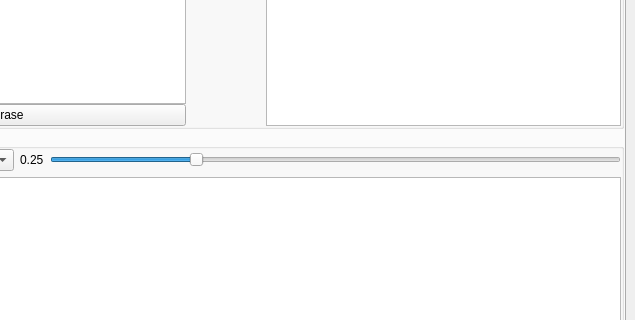
The window that visionUI/mainwindow.ui (yquemener/OpenArmVision) describes before a commit, drawn with Qt 5; both pictures show x 528 to 1163 and y 274 to 594 of the 1163 by 759 pixel window.
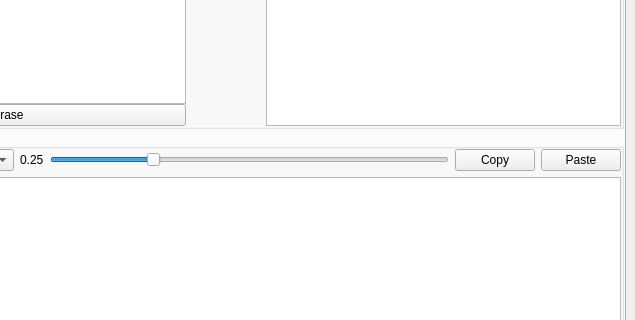
The same window after the commit.

Commit message: WIP: Copy paste annotations

```diff
--- a/visionUI/mainwindow.ui
+++ b/visionUI/mainwindow.ui
@@ -500,6 +500,20 @@
                 </property>
                </widget>
               </item>
+              <item>
+               <widget class="QPushButton" name="copyButton">
+                <property name="text">
+                 <string>Copy</string>
+                </property>
+               </widget>
+              </item>
+              <item>
+               <widget class="QPushButton" name="pasteButton">
+                <property name="text">
+                 <string>Paste</string>
+                </property>
+               </widget>
+              </item>
              </layout>
             </item>
             <item>
```
The commit also changes 1 other file.
